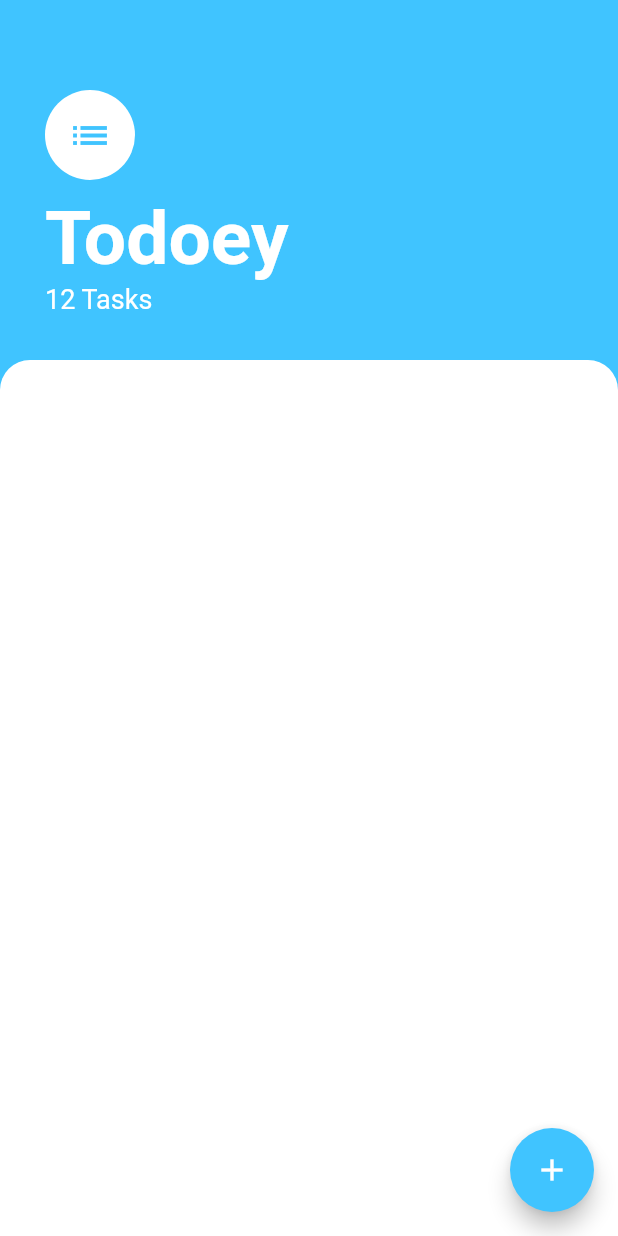
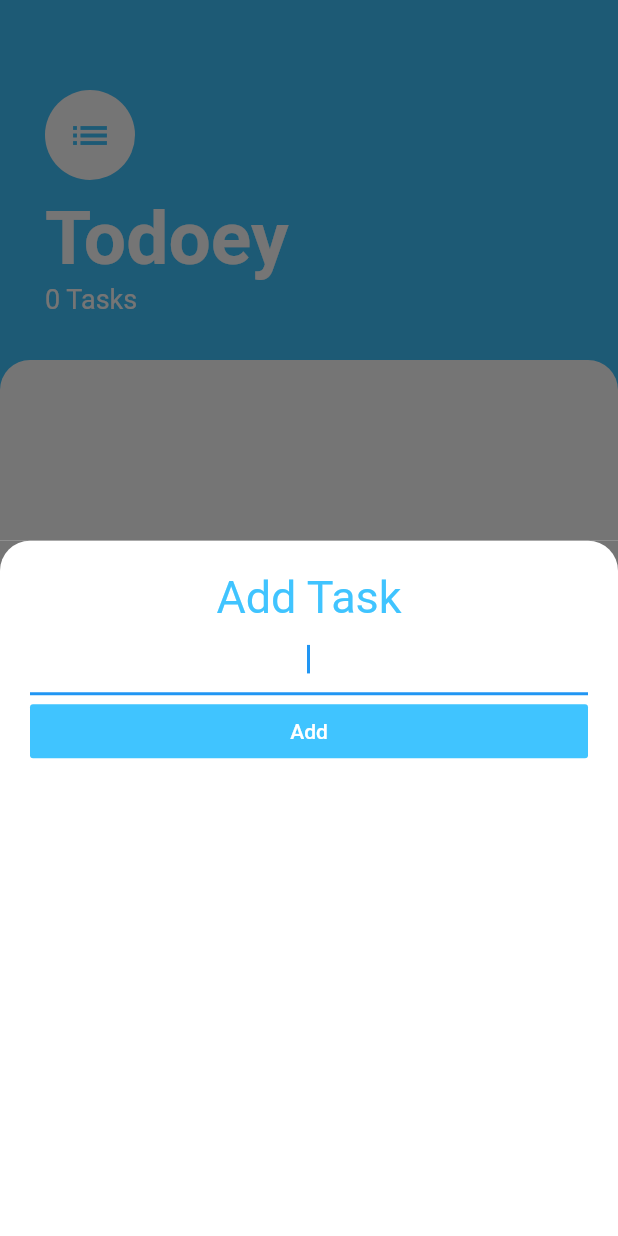
Before and after one commit to calebadavis/todoey_flutter, a Flutter app: the screen it shows after launch, after a tap on the "add" icon, on a phone screen of 412 x 824 dp. Run offline on Flutter 3.47's test engine with Material 2 defaults, Android fonts, the phone set to English and light mode, and no system bars.

Commit message:
Implement the rest of the task list app

```diff
--- /dev/null
+++ b/lib/models/task.dart
@@ -0,0 +1,10 @@
+class Task {
+
+  final String name;
+  bool isDone;
+
+  Task({required this.name, this.isDone = false});
+
+  void toggleDone() { isDone = !isDone; }
+
+}
--- /dev/null
+++ b/lib/screens/add_task_screen.dart
@@ -0,0 +1,60 @@
+import 'package:flutter/material.dart';
+
+class AddTaskScreen extends StatelessWidget {
+
+  Function (String taskDescription) addTaskCallback;
+  Function (String d) setTaskText;
+
+  String newTaskDescription = '';
+
+  AddTaskScreen({required this.addTaskCallback, required this.setTaskText});
+
+  @override
+  Widget build(BuildContext context) {
+    return Container(
+      color: Color(0xFF757575),
+      child: Container(
+        padding: EdgeInsets.all(20),
+        decoration: BoxDecoration(
+          color: Colors.white,
+          borderRadius: BorderRadius.only(
+            topLeft: Radius.circular(20),
+            topRight: Radius.circular(20)
+          )
+        ),
+        child: Column(
+          crossAxisAlignment: CrossAxisAlignment.stretch,
+          children: <Widget> [
+            Text(
+              'Add Task',
+              textAlign: TextAlign.center,
+              style: TextStyle(
+                fontSize: 30,
+                color: Colors.lightBlueAccent
+              )
+            ),
+            TextField(
+              autofocus: true,
+              textAlign: TextAlign.center,
+              onChanged: (newText){ newTaskDescription = newText; setTaskText(newText); },
+            ),
+            FlatButton(
+              child: Text(
+                'Add',
+                style: TextStyle(
+                  color: Colors.white
+                )
+              ),
+              color: Colors.lightBlueAccent,
+              onPressed: () {
+                print('About to invoke callback to add task called: $newTaskDescription');
+                addTaskCallback(newTaskDescription);
+              },
+            )
+          ]
+        )
+      )
+    );
+  }
+
+}
--- a/lib/screens/tasks_screen.dart
+++ b/lib/screens/tasks_screen.dart
@@ -1,6 +1,34 @@
 import 'package:flutter/material.dart';
 
-class TasksScreen extends StatelessWidget {
+import '../models/task.dart';
+import '../widgets/task_tile.dart';
+import '../widgets/tasks_list.dart';
+import 'add_task_screen.dart';
+
+class TasksScreen extends StatefulWidget {
+
+  @override
+  State<TasksScreen> createState() => _TasksScreenState();
+}
+
+class _TasksScreenState extends State<TasksScreen> {
+
+  List<Task> tasksList = [];
+  String newTaskDescription = '';
+
+  void setNewTaskDescription(String d) {
+    print('New task will be called: $d');
+    newTaskDescription = d;
+  }
+
+  void addTaskToList(String taskDescription) {
+    setState(() {
+      print('Adding task: $newTaskDescription');
+      tasksList.add(Task(name: newTaskDescription));
+    });
+    Navigator.pop(context);
+  }
+
 
   @override
   Widget build(BuildContext context) {
@@ -8,8 +36,13 @@ class TasksScreen extends StatelessWidget {
       backgroundColor: Colors.lightBlueAccent,
       floatingActionButton: FloatingActionButton(
         backgroundColor: Colors.lightBlueAccent,
-        onPressed: () {},
-        child: Icon(Icons.add)
+        child: Icon(Icons.add),
+        onPressed: () {
+          showModalBottomSheet(context: context, builder: (BuildContext context) => AddTaskScreen(
+              addTaskCallback: addTaskToList,
+              setTaskText: setNewTaskDescription
+          ));
+        }
       ),
       body: Column(
         crossAxisAlignment: CrossAxisAlignment.start,
@@ -45,7 +78,7 @@ class TasksScreen extends StatelessWidget {
                   )
                 ),
                 Text(
-                  '12 Tasks',
+                  '${tasksList.length} Tasks',
                   style: TextStyle(
                     color: Colors.white,
                     fontSize: 18
@@ -59,12 +92,14 @@ class TasksScreen extends StatelessWidget {
               decoration: BoxDecoration(
                 color: Colors.white,
                 borderRadius: BorderRadius.only(topLeft: Radius.circular(20), topRight: Radius.circular(20))
+              ),
+              child: TasksList(
+                tasks: tasksList
               )
-            ),
+            )
           )
         ]
       )
     );
   }
-
 }
--- /dev/null
+++ b/lib/widgets/tasks_list.dart
@@ -0,0 +1,47 @@
+import 'package:flutter/material.dart';
+import 'package:todoey_flutter/widgets/task_tile.dart';
+import 'package:todoey_flutter/models/task.dart';
+
+class TasksList extends StatefulWidget{
+
+  List<Task> tasks;
+
+  TasksList({required this.tasks});
+  //final List<TaskTile> tiles;
+
+  //TasksList({required this.tiles});
+
+  @override
+  State<TasksList> createState() => _TasksListState();
+}
+
+class _TasksListState extends State<TasksList> {
+
+  @override
+  Widget build(BuildContext context) {
+    /*
+    List<TaskTile> tiles = [];
+    for (Task t in tasks) tiles.add(TaskTile(taskDescription: t.name, checked: t.isDone));
+    return ListView(
+        padding: EdgeInsets.symmetric(horizontal: 20, vertical: 15),
+        children: tiles
+    );
+    */
+
+    return ListView.builder(
+      itemBuilder: (context, index) {
+        Task t = widget.tasks[index];
+        return TaskTile(
+          taskDescription: t.name,
+          checked: t.isDone,
+          checkboxCallback: (bool? checkboxState) {
+            setState(() {
+              t.toggleDone();
+            });
+          }
+        );
+      },
+      itemCount: widget.tasks.length
+    );
+  }
+}
```
Also changed, not shown: lib/widgets/task_tile.dart (added, +23 -0 lines).
